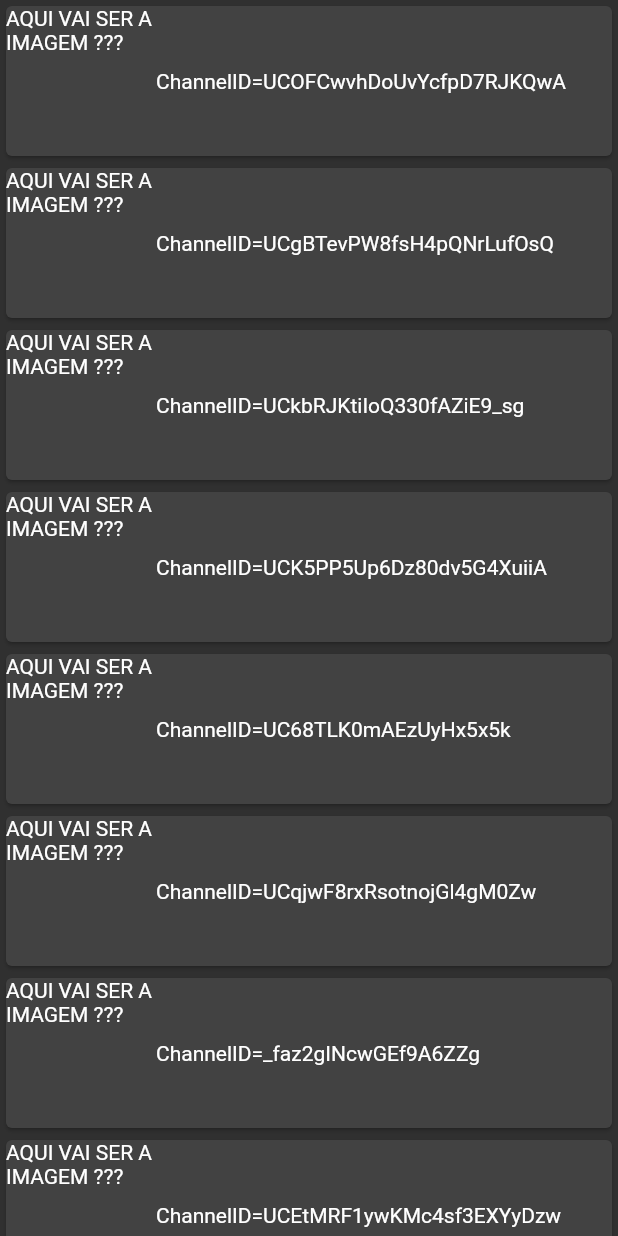
After one commit to andreneves98/SafeWorkout, a Flutter app: the YoutubeVPage screen opened directly, on a phone screen of 412 x 824 dp. The commit adds this screen. Run offline on Flutter 3.47's test engine with Material 2 defaults, Android fonts, the phone set to English and light mode, and no system bars; our stand-ins replace dio, firebase_auth, firebase_core, geolocator, google_maps_flutter, rxdart and 1 more; missing offline and left inert: flutter_google_places, geocoder; accounts and stored records are empty.

Commit message:
Youtube List added
( not finished )

```diff
--- a/safeworkout/lib/globals.dart
+++ b/safeworkout/lib/globals.dart
@@ -5,3 +5,4 @@ import 'package:firebase_auth/firebase_auth.dart';
 List<Exercise> favorites = new List();
 User user;
 bool isLogged;
+String channelID ;
--- a/safeworkout/lib/screens/home_screen.dart
+++ b/safeworkout/lib/screens/home_screen.dart
@@ -4,6 +4,7 @@ import 'package:safeworkout/models/channel_model.dart';
 import 'package:safeworkout/models/video_model.dart';
 import 'package:safeworkout/screens/video_screen.dart';
 import 'package:safeworkout/services/api_services.dart';
+import 'package:safeworkout/globals.dart' as globals;
 
 class HomeScreen extends StatefulWidget {
   @override
@@ -22,7 +23,7 @@ class _HomeScreenState extends State<HomeScreen> {
 
   _initChannel() async {
     Channel channel = await APIService.instance
-        .fetchChannel(channelId: 'UCOFCwvhDoUvYcfpD7RJKQwA');
+        .fetchChannel(channelId: globals.channelID);
     setState(() {
       _channel = channel;
     });
--- a/safeworkout/lib/views/HomePage.dart
+++ b/safeworkout/lib/views/HomePage.dart
@@ -5,6 +5,7 @@ import 'package:safeworkout/views/MapPage.dart';
 import 'package:safeworkout/views/FeedPage.dart';
 import 'package:safeworkout/views/FavoritesPage.dart';
 import 'package:safeworkout/globals.dart' as globals;
+import 'package:safeworkout/views/YoutubeChannelFeed.dart';
 
 import 'LogIn.dart';
 
@@ -26,7 +27,7 @@ class HomePage extends StatelessWidget {
 
 /// This is the stateful widget that the main application instantiates.
 class MyStatefulWidget extends StatefulWidget {
-  MyStatefulWidget();
+  //MyStatefulWidget();
 
   @override
   _MyStatefulWidgetState createState() => _MyStatefulWidgetState();
@@ -148,9 +149,9 @@ class _MyStatefulWidgetState extends State<MyStatefulWidget> {
             ListTile(
               leading: Icon(Icons.video_collection_outlined, color: Colors.green[300],),
               title: Text('Workout Videos'),
-              enabled: globals.isLogged,
+              enabled:true,// globals.isLogged,
               onTap: () {
-                Navigator.push(context, MaterialPageRoute(builder: (context) => HomeScreen()));
+                Navigator.push(context, MaterialPageRoute(builder: (context) => YoutubeVPage()));
               },
             ),
             ListTile(
--- /dev/null
+++ b/safeworkout/lib/views/YoutubeChannelFeed.dart
@@ -0,0 +1,111 @@
+import 'package:flutter/material.dart';
+import 'package:safeworkout/globals.dart';
+//import 'package:safeworkout/models/channel_model.dart';
+import 'package:safeworkout/screens/home_screen.dart';
+//import 'package:safeworkout/services/api_services.dart';
+
+import 'package:safeworkout/globals.dart' as globals;
+
+class YoutubeVPage extends StatefulWidget {
+
+  //const YoutubeVPage({Key key, this.channeList}) : super(key: key);
+  @override
+  _YoutubeVPage createState() => new _YoutubeVPage();
+
+}
+
+
+class _YoutubeVPage extends State<YoutubeVPage> {
+   final List<String> channeList=
+             ['UCOFCwvhDoUvYcfpD7RJKQwA','UCgBTevPW8fsH4pQNrLufOsQ'
+              ,'UCkbRJKtiIoQ330fAZiE9_sg','UCK5PP5Up6Dz80dv5G4XuiiA',
+              'UC68TLK0mAEzUyHx5x5k','UCqjwF8rxRsotnojGl4gM0Zw',
+              '_faz2gINcwGEf9A6ZZg','UCEtMRF1ywKMc4sf3EXYyDzw'
+             ];
+
+  @override
+  Widget build(BuildContext context) {
+    // TODO: implement build
+    //createvideoList();
+
+    return Scaffold(
+      body:
+        new ListView.builder(
+          itemCount:8,
+          itemBuilder:(BuildContext context,int index){
+              return GestureDetector(
+                onTap:(){
+                  globals.channelID= channeList[index];
+                  //final String chInfo=channeList[index];
+                  Navigator.push(context, MaterialPageRoute(builder: (context) => HomeScreen()));
+              },
+
+              child://BuildYoutubeCard(context,index,channelID[index])  ,
+                Card(
+                      child:Row(
+                        children: <Widget>[
+                            Container(
+                              width:100,
+                              height:100,
+                              child: Text("AQUI VAI SER A IMAGEM ???"),
+                            ),
+                          Padding(
+                            padding:const EdgeInsets.only(top:8.0,bottom:8.0),
+                            child: Row(children: <Widget>[
+                            Text ("ChannelID=${channeList[index]}"),
+                      ],
+                      ),
+                    )
+                  ],
+                )
+                )
+          );
+          }
+      )
+    );
+
+  }
+    /*
+    Widget BuildYoutubeCard(BuildContext context, int index,String channelID) {
+        globals.channelID= channelID;
+        final String chInfo=channeList[index];
+            return new Card(
+                    child:Row(
+                      children: <Widget>[
+                          Container(
+                            width:100,
+                            height:100,
+                            child: Text("AQUI VAI SER A IMAGEM ???"),
+                          ),
+                        Padding(
+                          padding:const EdgeInsets.only(top:8.0,bottom:8.0),
+                          child: Row(children: <Widget>[
+                          Text ("ChannelID=$chInfo"),
+                    ],
+                    ),
+                  )
+                ],
+              )
+
+          );
+        }
+
+      // ignore: non_constant_identifier_names
+      Future<void> createvideoList() async {
+
+          List<String>  channelsID  =
+              ['UCOFCwvhDoUvYcfpD7RJKQwA','UCgBTevPW8fsH4pQNrLufOsQ'
+              ,'UCkbRJKtiIoQ330fAZiE9_sg','UCK5PP5Up6Dz80dv5G4XuiiA',
+              'UC68TLK0mAEzUyHx5x5k','UCqjwF8rxRsotnojGl4gM0Zw',
+              '_faz2gINcwGEf9A6ZZg','UCEtMRF1ywKMc4sf3EXYyDzw'
+              ];
+          for (int i = 0; i < 2; i++) {
+              print("$i=${channelsID[i]}");
+              Channel channel = await APIService.instance
+              .fetchChannel(channelId: channelsID[i]);
+              print(channel.title);
+              this.channeList[i]=channel;
+          }
+
+    }*/
+}
--- a/safeworkout/pubspec.yaml
+++ b/safeworkout/pubspec.yaml
@@ -36,6 +36,7 @@ dependencies:
   geocoder: ^0.2.1
   dio: ^3.0.10
   android_metadata: ^0.1.2
+  intl: ^0.16.1
 
 
   # The following adds the Cupertino Icons font to your application.
```
Also changed, not shown: safeworkout/pubspec.lock.
